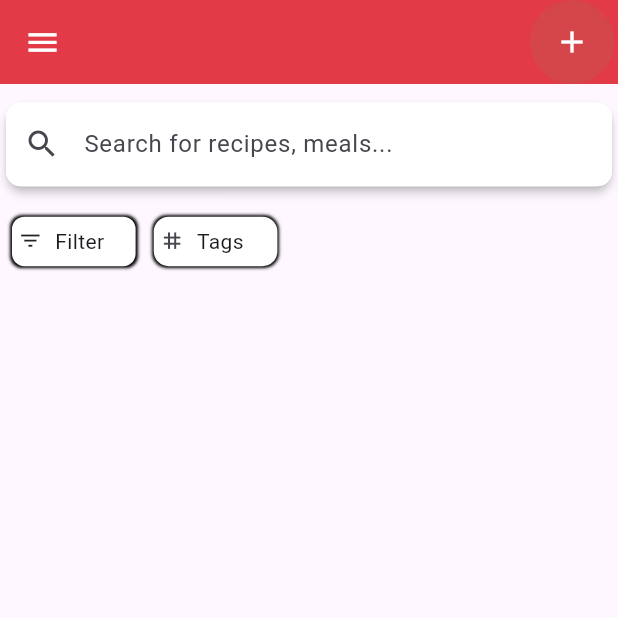
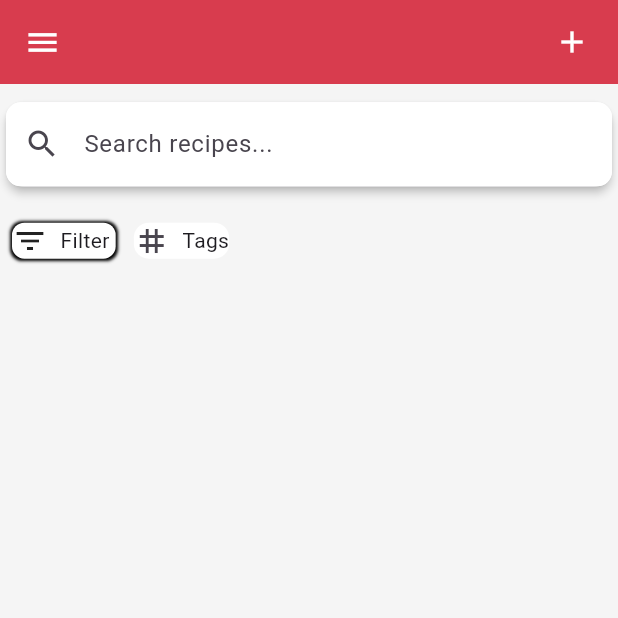
Before and after one commit to vinayparihar26/recipes_app, a Flutter app: the screen it shows after launch, on a phone screen of 412 x 824 dp, the top half of it. Run offline on Flutter 3.47's test engine with Material 3 defaults, Android fonts, the phone set to English and light mode, and no system bars; our stand-ins replace dio, retrofit; generated files the repository leaves out were written again; network calls fail.

Commit message:
#Made some Changes to make it responsive

```diff
--- a/lib/screens/home.dart
+++ b/lib/screens/home.dart
@@ -109,8 +109,10 @@ class _HomeState extends State<Home> {
   @override
   Widget build(BuildContext context) {
     return Scaffold(
+      backgroundColor: Colors.grey[100],
       appBar: AppBar(
         backgroundColor: Color.fromARGB(255, 227, 58, 72),
+        elevation: 4,
         title: Icon(
           Icons.menu,
           color: Colors.white,
@@ -118,17 +120,14 @@ class _HomeState extends State<Home> {
         ),
         actions: [
           Container(
-            padding: EdgeInsets.all(8*getResponsive(context)),
-            decoration: BoxDecoration(
-              color: Colors.green.withOpacity(0.1),
-              shape: BoxShape.circle,
-            ),
+            padding: EdgeInsets.all(8 * getResponsive(context)),
+            decoration: BoxDecoration(shape: BoxShape.circle),
             child: IconButton(
               color: Colors.white,
               onPressed: () {
                 Helper.showRecipeOptions(context);
               },
-              icon: Icon(Icons.add),
+              icon: Icon(Icons.add, color: Colors.white),
             ),
           ),
         ],
@@ -162,8 +161,7 @@ class _HomeState extends State<Home> {
               children: [
                 Container(
                   alignment: Alignment.center,
-                  width: 0.20 * getWidth(context),
-                  height: 0.040 * getHeight(context),
+
                   decoration: BoxDecoration(
                     color: Colors.white,
                     borderRadius: BorderRadius.circular(
@@ -171,8 +169,6 @@ class _HomeState extends State<Home> {
                     ),
                     boxShadow: [BoxShadow(spreadRadius: 1, blurRadius: 1)],
                   ),
-                  child: Padding(
-                    padding: const EdgeInsets.all(4),
                   child: Row(
                     children: [
                       GestureDetector(
@@ -181,7 +177,10 @@ class _HomeState extends State<Home> {
                         },
                         child: Row(
                           children: [
-                              Icon(Icons.filter_list, size: 20*getResponsive(context)),
+                            Icon(
+                              Icons.filter_list,
+
+                            ),
                             SizedBox(width: 0.02 * getWidth(context)),
                             Text("Filter"),
                           ],
@@ -189,7 +188,6 @@ class _HomeState extends State<Home> {
                       ),
                       SizedBox(width: 0.01 * getWidth(context)),
                     ],
-                    ),
                   ),
                 ),
                 SizedBox(width: 0.010 * getWidth(context)),
@@ -202,7 +200,6 @@ class _HomeState extends State<Home> {
                   getWidth: getWidth,
                   getHeight: getHeight,
                 ),
-
               ],
             ),
           ),
@@ -215,10 +212,8 @@ class _HomeState extends State<Home> {
             getWidth: getWidth,
             getHeight: getHeight,
           ),
-
         ],
       ),
     );
   }
-
 }
--- a/lib/widgets/tag_filter_button.dart
+++ b/lib/widgets/tag_filter_button.dart
@@ -1,4 +1,3 @@
-
 import 'package:flutter/material.dart';
 
 class TagsFilterButton extends StatelessWidget {
@@ -47,10 +46,7 @@ class TagsFilterButton extends StatelessWidget {
                       padding: const EdgeInsets.only(top: 20.0),
                       child: Row(
                         children: [
-                          Text(
-                            " Filter by Tags",
-
-                          ),
+                          Text(" Filter by Tags"),
                           Spacer(),
                           IconButton(
                             onPressed: () {
@@ -66,7 +62,8 @@ class TagsFilterButton extends StatelessWidget {
                     Wrap(
                         spacing: 8 * getResponsive(context),
                       runSpacing: 8 * getResponsive(context),
-                      children: tagsList.map((tag) {
+                      children:
+                          tagsList.map((tag) {
                             return ActionChip(
                               avatar: Icon(Icons.tag),
                               label: Text(tag),
@@ -86,24 +83,19 @@ class TagsFilterButton extends StatelessWidget {
       },
       icon: Container(
         alignment: Alignment.center,
-        width: 0.20 * getWidth(context),
-        height: 0.040 * getHeight(context),
+
         decoration: BoxDecoration(
           color: Colors.white,
           borderRadius: BorderRadius.circular(10),
-          boxShadow: [BoxShadow(spreadRadius: 1, blurRadius: 1)],
         ),
-        child: Padding(
-          padding: const EdgeInsets.all(4.0),
         child: Row(
           children: [
-              Icon(Icons.tag, size: 20 * getResponsive(context)),
+            Icon(Icons.tag),
             SizedBox(width: 0.02 * getWidth(context)),
             Text("Tags"),
           ],
         ),
       ),
-      ),
     );
   }
 }
--- a/lib/widgets/widgets.dart
+++ b/lib/widgets/widgets.dart
@@ -21,7 +21,7 @@ class Widgets {
 
   static InputDecoration searchInputDecoration(
     BuildContext context, {
-    String hint = "Search for recipes, meals...",
+    String hint = "Search recipes...",
   }) {
     return InputDecoration(
       hintText: hint,
@@ -29,12 +29,10 @@ class Widgets {
       filled: true,
       prefixIcon: Icon(Icons.search),
       focusedBorder: OutlineInputBorder(
-        borderSide: BorderSide(
-          color: Colors.white,
-          width: 0.01 * getWidth(context),
-        ),
-        borderRadius: BorderRadius.circular(10),
+        borderSide: BorderSide.none,
+        borderRadius: BorderRadius.circular(12),
       ),
+
       enabledBorder: OutlineInputBorder(
         borderSide: BorderSide(
           color: Colors.white,
```
Also changed, not shown: lib/screens/single_recipe.dart (+45 -28 lines), lib/widgets/recipe_grid_view.dart (+12 -13 lines). Lines whose indentation alone changed are shown as unchanged.
